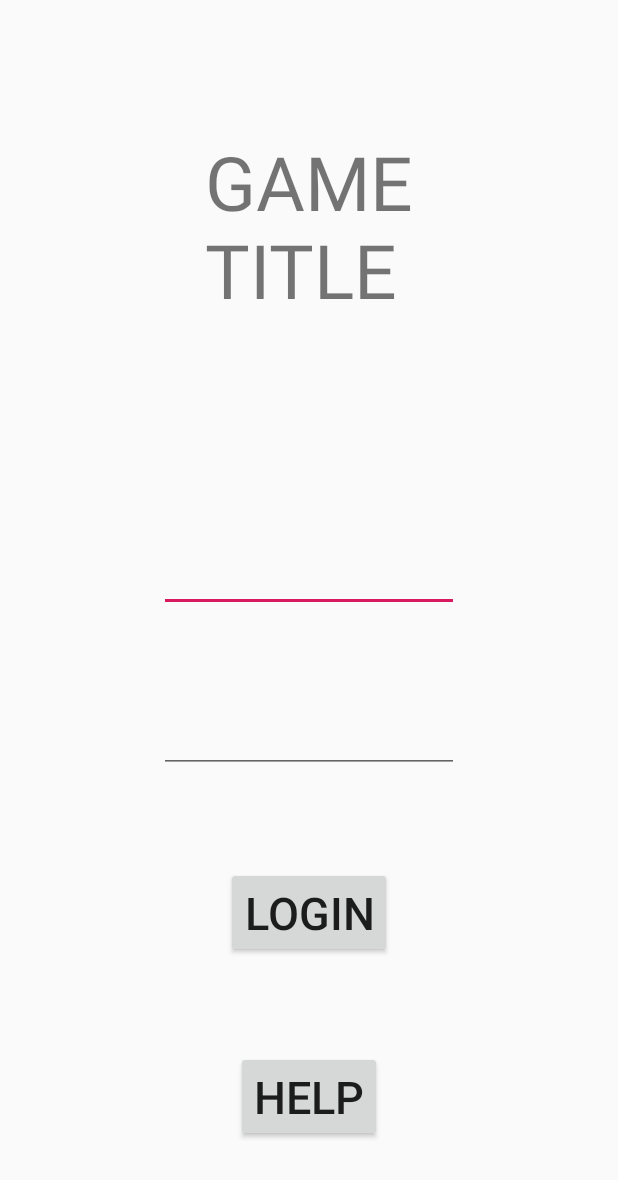
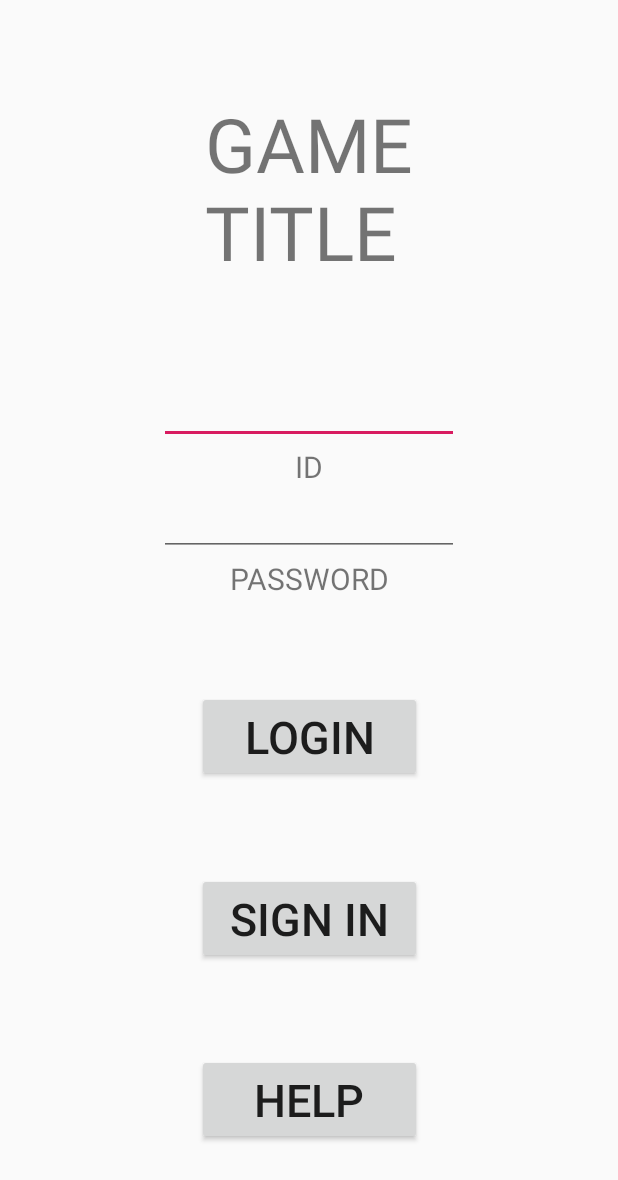
Before and after one commit to tree80208/DrawGuessGame, an Android app: the screen it shows after launch (MainActivity), on a phone screen of 412 x 824 dp. Shown: the top 1180 px of the screen. Run offline under Robolectric (Android 15) with nearby library versions, the phone set to English and light mode, and no system bars; our stand-ins replace Firebase (no records; nobody signed in at launch, a user with empty details on screens opened directly).

Commit message:
Tested with Firebase but something wrong
It works on sign up but does nothing when try to login

```diff
--- a/app/build.gradle
+++ b/app/build.gradle
@@ -26,4 +26,7 @@ dependencies {
     testImplementation 'junit:junit:4.12'
     androidTestImplementation 'androidx.test:runner:1.1.1'
     androidTestImplementation 'androidx.test.espresso:espresso-core:3.1.1'
+    implementation 'com.google.firebase:firebase-analytics:17.2.0'
+    implementation 'com.google.firebase:firebase-auth:18.0.0'
 }
+apply plugin: 'com.google.gms.google-services'
--- a/app/src/main/res/layout/activity_main.xml
+++ b/app/src/main/res/layout/activity_main.xml
@@ -17,13 +17,13 @@
         app:layout_constraintRight_toRightOf="parent"
         app:layout_constraintTop_toTopOf="parent" />
 
+
     <androidx.constraintlayout.widget.Guideline
         android:id="@+id/screen1_guideline"
         android:layout_width="match_parent"
         android:layout_height="match_parent"
         android:orientation="horizontal"
-        app:layout_constraintGuide_begin="300dp" />
-
+        app:layout_constraintGuide_begin="250dp" />
 
     <EditText
         android:id="@+id/screen1_edit_text_id"
@@ -33,44 +33,90 @@
         app:layout_constraintTop_toBottomOf="@id/screen1_guideline"
         app:layout_constraintLeft_toLeftOf="parent"
         app:layout_constraintRight_toRightOf="parent"
-        app:layout_constraintBottom_toTopOf="@id/screen1_edit_text_pwd" />
+        app:layout_constraintBottom_toTopOf="@id/screen1_text_id"
+        />
+
+    <TextView
+        android:id="@+id/screen1_text_id"
+        android:layout_width="wrap_content"
+        android:layout_height="wrap_content"
+        android:text="ID"
+        android:textSize="20dp"
+
+        app:layout_constraintTop_toBottomOf="@id/screen1_edit_text_id"
+        app:layout_constraintLeft_toLeftOf="parent"
+        app:layout_constraintRight_toRightOf="parent"
+        app:layout_constraintBottom_toTopOf="@id/screen1_edit_text_pwd"
+        />
 
     <EditText
         android:id="@+id/screen1_edit_text_pwd"
         android:layout_width="200dp"
         android:layout_height="wrap_content"
 
-        app:layout_constraintTop_toBottomOf="@id/screen1_edit_text_id"
+        app:layout_constraintTop_toBottomOf="@id/screen1_text_id"
         app:layout_constraintLeft_toLeftOf="parent"
         app:layout_constraintRight_toRightOf="parent"
-        app:layout_constraintBottom_toTopOf="@id/screen1_button_login"
+        app:layout_constraintBottom_toTopOf="@id/screen1_text_pwd" />
 
+
+    <TextView
+        android:id="@+id/screen1_text_pwd"
+        android:layout_width="wrap_content"
+        android:layout_height="wrap_content"
+        android:text="PASSWORD"
+        android:textSize="20dp"
+
+        app:layout_constraintTop_toBottomOf="@id/screen1_edit_text_pwd"
+        app:layout_constraintLeft_toLeftOf="parent"
+        app:layout_constraintRight_toRightOf="parent"
+        app:layout_constraintBottom_toTopOf="@id/screen1_guideline2"
         />
+    <androidx.constraintlayout.widget.Guideline
+        android:id="@+id/screen1_guideline2"
+        android:layout_width="match_parent"
+        android:layout_height="match_parent"
+        android:orientation="horizontal"
+        app:layout_constraintGuide_begin="400dp" />
+
     <Button
         android:id="@+id/screen1_button_login"
-        android:layout_width="wrap_content"
+        android:layout_width="150dp"
         android:layout_height="wrap_content"
         android:text="login"
         android:textSize="30dp"
 
+        android:onClick="mainButtonClicked"
 
-        app:layout_constraintTop_toBottomOf="@id/screen1_edit_text_pwd"
+
+        app:layout_constraintTop_toBottomOf="@id/screen1_guideline2"
         app:layout_constraintLeft_toLeftOf="parent"
         app:layout_constraintRight_toRightOf="parent"
-        app:layout_constraintBottom_toTopOf="@id/screen1_button_help"
+        app:layout_constraintBottom_toTopOf="@id/screen1_button_sign_in" />
+    <Button
+        android:id="@+id/screen1_button_sign_in"
+        android:layout_width="150dp"
+        android:layout_height="wrap_content"
+        android:text="sign in"
+        android:textSize="30dp"
 
-        />
+        android:onClick="mainButtonClicked"
 
+        app:layout_constraintTop_toBottomOf="@id/screen1_button_login"
+        app:layout_constraintLeft_toLeftOf="parent"
+        app:layout_constraintRight_toRightOf="parent"
+        app:layout_constraintBottom_toTopOf="@id/screen1_button_help" />
     <Button
         android:id="@+id/screen1_button_help"
-        android:layout_width="wrap_content"
+        android:layout_width="150dp"
         android:layout_height="wrap_content"
         android:text="@string/button_help"
         android:textSize="30dp"
 
-        app:layout_constraintTop_toBottomOf="@id/screen1_button_login"
+        app:layout_constraintTop_toBottomOf="@id/screen1_button_sign_in"
         app:layout_constraintLeft_toLeftOf="parent"
         app:layout_constraintRight_toRightOf="parent"
         app:layout_constraintBottom_toBottomOf="parent"
         />
+
 </androidx.constraintlayout.widget.ConstraintLayout>
--- a/build.gradle
+++ b/build.gradle
@@ -8,6 +8,7 @@ buildscript {
     }
     dependencies {
         classpath 'com.android.tools.build:gradle:3.5.0'
+        classpath 'com.google.gms:google-services:4.3.2'
 
         // NOTE: Do not place your application dependencies here; they belong
         // in the individual module build.gradle files
```
Also changed, not shown: app/src/main/java/com/example/drawguessgame/MainActivity.java (+80 -0 lines), 1 other file.
